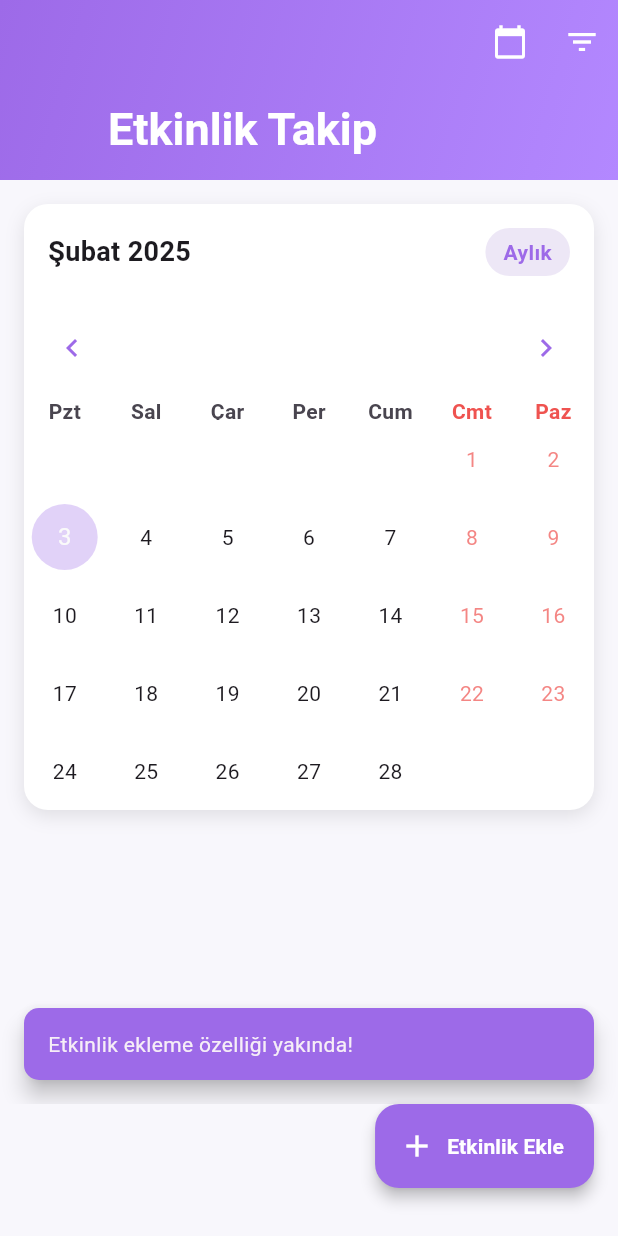
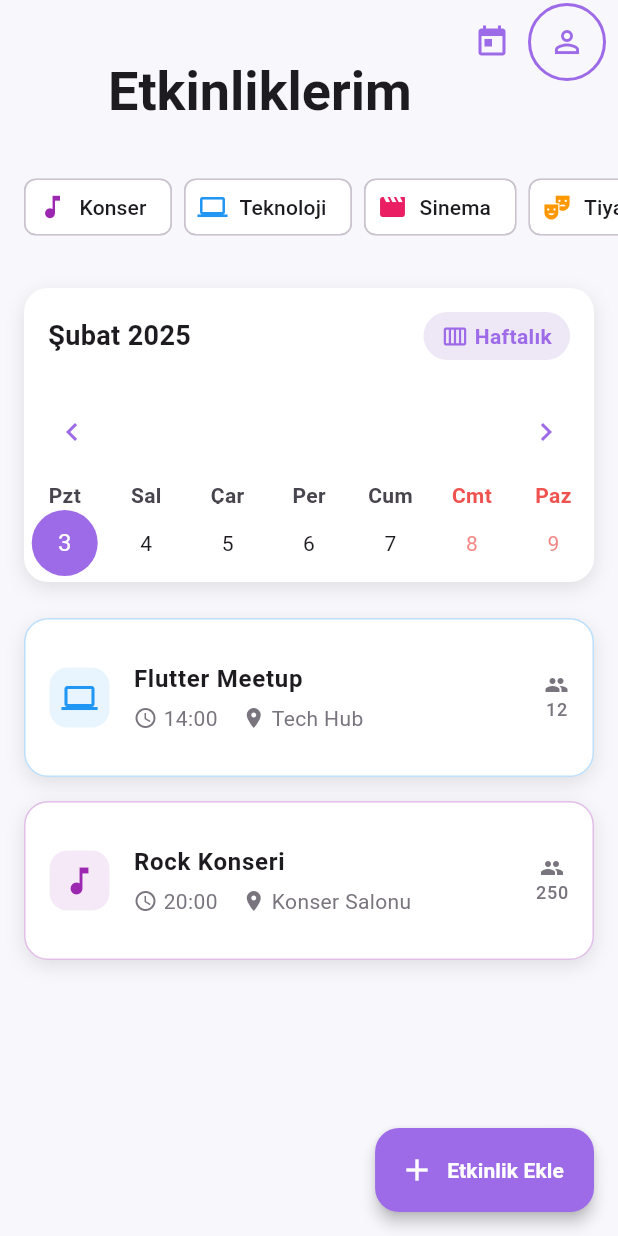
Before and after one commit to eyupece/event-track, a Flutter app: the screen it shows after launch, after a tap on "Etkinlik Ekle", on a phone screen of 412 x 824 dp. Run offline on Flutter 3.47's test engine with Material 3 defaults, Android fonts, the phone set to English and light mode, and no system bars; drawn by our look-alikes of table_calendar.

Commit message:
feat: Ana ekran tasarımı yenilendi
- Modern buzlu cam efektli AppBar eklendi
- Kategori filtreleme çipleri eklendi
- Takvim görünümü iyileştirildi
- Etkinlik kartları yeniden tasarlandı
- FAB animasyonu eklendi

```diff
--- a/lib/features/events/presentation/screens/home_screen.dart
+++ b/lib/features/events/presentation/screens/home_screen.dart
@@ -2,6 +2,7 @@ import 'package:flutter/material.dart';
 import 'package:table_calendar/table_calendar.dart';
 import '../../../../core/theme/app_colors.dart';
 import 'package:intl/intl.dart';
+import 'dart:ui';
 
 class HomeScreen extends StatefulWidget {
   const HomeScreen({super.key});
@@ -10,10 +11,45 @@ class HomeScreen extends StatefulWidget {
   State<HomeScreen> createState() => _HomeScreenState();
 }
 
-class _HomeScreenState extends State<HomeScreen> {
-  CalendarFormat _calendarFormat = CalendarFormat.month;
+class _HomeScreenState extends State<HomeScreen>
+    with SingleTickerProviderStateMixin {
+  CalendarFormat _calendarFormat = CalendarFormat.week;
   DateTime _focusedDay = DateTime.now();
   DateTime? _selectedDay;
+  late AnimationController _fabAnimationController;
+  String? _selectedCategory;
+
+  final List<Map<String, dynamic>> _categories = [
+    {'name': 'Konser', 'icon': Icons.music_note, 'color': AppColors.concert},
+    {
+      'name': 'Teknoloji',
+      'icon': Icons.computer,
+      'color': AppColors.technology
+    },
+    {'name': 'Sinema', 'icon': Icons.movie, 'color': AppColors.cinema},
+    {
+      'name': 'Tiyatro',
+      'icon': Icons.theater_comedy,
+      'color': AppColors.theatre
+    },
+    {'name': 'Spor', 'icon': Icons.sports_soccer, 'color': AppColors.sports},
+  ];
+
+  @override
+  void initState() {
+    super.initState();
+    _selectedDay = _focusedDay;
+    _fabAnimationController = AnimationController(
+      vsync: this,
+      duration: const Duration(milliseconds: 300),
+    );
+  }
+
+  @override
+  void dispose() {
+    _fabAnimationController.dispose();
+    super.dispose();
+  }
 
   @override
   Widget build(BuildContext context) {
@@ -21,54 +57,121 @@ class _HomeScreenState extends State<HomeScreen> {
       backgroundColor: AppColors.background,
       body: CustomScrollView(
         slivers: [
-          SliverAppBar(
-            expandedHeight: 120.0,
-            floating: false,
+          _buildAppBar(),
+          SliverToBoxAdapter(
+            child: Column(
+              children: [
+                _buildCategoryFilter(),
+                _buildCalendar(),
+                if (_selectedDay != null) _buildEventsList(),
+                const SizedBox(height: 80),
+              ],
+            ),
+          ),
+        ],
+      ),
+      floatingActionButton: _buildFAB(),
+    );
+  }
+
+  Widget _buildAppBar() {
+    return SliverAppBar(
+      expandedHeight: 100.0,
+      floating: true,
       pinned: true,
       elevation: 0,
-            backgroundColor: AppColors.primary,
-            flexibleSpace: FlexibleSpaceBar(
+      backgroundColor: Colors.transparent,
+      flexibleSpace: ClipRect(
+        child: BackdropFilter(
+          filter: ImageFilter.blur(sigmaX: 10, sigmaY: 10),
+          child: FlexibleSpaceBar(
             title: const Text(
-                'Etkinlik Takip',
+              'Etkinliklerim',
               style: TextStyle(
-                  color: Colors.white,
-                  fontSize: 20,
+                color: AppColors.text,
+                fontSize: 24,
                 fontWeight: FontWeight.bold,
               ),
             ),
             background: Container(
-                decoration: BoxDecoration(
-                  gradient: LinearGradient(
-                    begin: Alignment.topLeft,
-                    end: Alignment.bottomRight,
-                    colors: AppColors.primaryGradient,
+              color: AppColors.background.withOpacity(0.8),
             ),
           ),
         ),
       ),
       actions: [
         IconButton(
-                icon: const Icon(Icons.calendar_today, color: Colors.white),
+          icon: const Icon(Icons.today, color: AppColors.primary),
           onPressed: () {
             setState(() {
-                    _calendarFormat = _calendarFormat == CalendarFormat.month
-                        ? CalendarFormat.week
-                        : CalendarFormat.month;
+              _selectedDay = DateTime.now();
+              _focusedDay = DateTime.now();
             });
           },
         ),
-              IconButton(
-                icon: const Icon(Icons.filter_list, color: Colors.white),
+        Container(
+          margin: const EdgeInsets.only(right: 8),
+          decoration: BoxDecoration(
+            shape: BoxShape.circle,
+            border: Border.all(color: AppColors.primary, width: 2),
+          ),
+          child: IconButton(
+            icon: const Icon(Icons.person_outline, color: AppColors.primary),
             onPressed: () {
-                  // TODO: Filtreleme menüsünü göster
+              // TODO: Profil sayfasına yönlendir
             },
           ),
+        ),
       ],
+    );
+  }
+
+  Widget _buildCategoryFilter() {
+    return Container(
+      height: 60,
+      margin: const EdgeInsets.symmetric(vertical: 8),
+      child: ListView.builder(
+        scrollDirection: Axis.horizontal,
+        padding: const EdgeInsets.symmetric(horizontal: 16),
+        itemCount: _categories.length,
+        itemBuilder: (context, index) {
+          final category = _categories[index];
+          final isSelected = category['name'] == _selectedCategory;
+
+          return Padding(
+            padding: const EdgeInsets.only(right: 8),
+            child: FilterChip(
+              selected: isSelected,
+              showCheckmark: false,
+              avatar: Icon(
+                category['icon'] as IconData,
+                color: isSelected ? Colors.white : category['color'] as Color,
+                size: 20,
               ),
-          SliverToBoxAdapter(
-            child: Column(
-              children: [
-                Container(
+              label: Text(
+                category['name'] as String,
+                style: TextStyle(
+                  color: isSelected ? Colors.white : AppColors.text,
+                  fontWeight: FontWeight.w500,
+                ),
+              ),
+              backgroundColor: Colors.white,
+              selectedColor: category['color'] as Color,
+              onSelected: (selected) {
+                setState(() {
+                  _selectedCategory =
+                      selected ? category['name'] as String : null;
+                });
+              },
+            ),
+          );
+        },
+      ),
+    );
+  }
+
+  Widget _buildCalendar() {
+    return Container(
       margin: const EdgeInsets.all(16),
       decoration: BoxDecoration(
         color: AppColors.cardBackground,
@@ -89,15 +192,15 @@ class _HomeScreenState extends State<HomeScreen> {
               mainAxisAlignment: MainAxisAlignment.spaceBetween,
               children: [
                 Text(
-                              DateFormat('MMMM yyyy', 'tr_TR')
-                                  .format(_focusedDay),
+                  DateFormat('MMMM yyyy', 'tr_TR').format(_focusedDay),
                   style: const TextStyle(
                     color: AppColors.text,
                     fontSize: 18,
                     fontWeight: FontWeight.bold,
                   ),
                 ),
-                            Container(
+                AnimatedContainer(
+                  duration: const Duration(milliseconds: 300),
                   padding: const EdgeInsets.symmetric(
                     horizontal: 12,
                     vertical: 6,
@@ -106,7 +209,18 @@ class _HomeScreenState extends State<HomeScreen> {
                     color: AppColors.surfaceVariant,
                     borderRadius: BorderRadius.circular(20),
                   ),
-                              child: Text(
+                  child: Row(
+                    mainAxisSize: MainAxisSize.min,
+                    children: [
+                      Icon(
+                        _calendarFormat == CalendarFormat.month
+                            ? Icons.calendar_month
+                            : Icons.calendar_view_week,
+                        size: 18,
+                        color: AppColors.primary,
+                      ),
+                      const SizedBox(width: 4),
+                      Text(
                         _calendarFormat == CalendarFormat.month
                             ? 'Aylık'
                             : 'Haftalık',
@@ -114,6 +228,8 @@ class _HomeScreenState extends State<HomeScreen> {
                           color: AppColors.primary,
                           fontWeight: FontWeight.w600,
                         ),
+                      ),
+                    ],
                   ),
                 ),
               ],
@@ -126,9 +242,7 @@ class _HomeScreenState extends State<HomeScreen> {
             calendarFormat: _calendarFormat,
             startingDayOfWeek: StartingDayOfWeek.monday,
             locale: 'tr_TR',
-                        selectedDayPredicate: (day) {
-                          return isSameDay(_selectedDay, day);
-                        },
+            selectedDayPredicate: (day) => isSameDay(_selectedDay, day),
             onDaySelected: (selectedDay, focusedDay) {
               setState(() {
                 _selectedDay = selectedDay;
@@ -184,10 +298,53 @@ class _HomeScreenState extends State<HomeScreen> {
           ),
         ],
       ),
+    );
+  }
+
+  Widget _buildEventsList() {
+    // Örnek etkinlikler
+    final events = [
+      {
+        'title': 'Flutter Meetup',
+        'time': '14:00',
+        'location': 'Tech Hub',
+        'category': 'Teknoloji',
+        'participants': 12,
+      },
+      {
+        'title': 'Rock Konseri',
+        'time': '20:00',
+        'location': 'Konser Salonu',
+        'category': 'Konser',
+        'participants': 250,
+      },
+    ];
+
+    return Column(
+      children: events.map((event) => _buildEventCard(event)).toList(),
+    );
+  }
+
+  Widget _buildEventCard(Map<String, dynamic> event) {
+    final category = _categories.firstWhere(
+      (c) => c['name'] == event['category'],
+      orElse: () => _categories[0],
+    );
+
+    return Dismissible(
+      key: Key(event['title']),
+      background: Container(
+        color: AppColors.error,
+        alignment: Alignment.centerRight,
+        padding: const EdgeInsets.only(right: 20),
+        child: const Icon(Icons.delete, color: Colors.white),
       ),
-                if (_selectedDay != null)
-                  Container(
-                    margin: const EdgeInsets.symmetric(horizontal: 16),
+      direction: DismissDirection.endToStart,
+      onDismissed: (direction) {
+        // TODO: Etkinliği sil
+      },
+      child: Container(
+        margin: const EdgeInsets.symmetric(horizontal: 16, vertical: 8),
         decoration: BoxDecoration(
           color: AppColors.cardBackground,
           borderRadius: BorderRadius.circular(16),
@@ -198,41 +355,59 @@ class _HomeScreenState extends State<HomeScreen> {
               offset: const Offset(0, 4),
             ),
           ],
+          border: Border.all(
+            color: (category['color'] as Color).withOpacity(0.3),
+            width: 1,
           ),
-                    child: Column(
+        ),
+        child: ListTile(
+          contentPadding: const EdgeInsets.all(16),
+          leading: Container(
+            padding: const EdgeInsets.all(8),
+            decoration: BoxDecoration(
+              color: (category['color'] as Color).withOpacity(0.1),
+              borderRadius: BorderRadius.circular(12),
+            ),
+            child: Icon(
+              category['icon'] as IconData,
+              color: category['color'] as Color,
+            ),
+          ),
+          title: Text(
+            event['title'],
+            style: const TextStyle(
+              fontWeight: FontWeight.bold,
+              fontSize: 16,
+            ),
+          ),
+          subtitle: Column(
             crossAxisAlignment: CrossAxisAlignment.start,
             children: [
-                        Padding(
-                          padding: const EdgeInsets.all(16.0),
-                          child: Row(
+              const SizedBox(height: 4),
+              Row(
                 children: [
-                              Container(
-                                padding: const EdgeInsets.all(8),
-                                decoration: BoxDecoration(
-                                  color: AppColors.surfaceVariant,
-                                  borderRadius: BorderRadius.circular(12),
+                  const Icon(
+                    Icons.access_time,
+                    size: 16,
+                    color: AppColors.textLight,
                   ),
-                                child: const Icon(
-                                  Icons.event,
-                                  color: AppColors.primary,
+                  const SizedBox(width: 4),
+                  Text(
+                    event['time'],
+                    style: const TextStyle(
+                      color: AppColors.textLight,
                     ),
                   ),
-                              const SizedBox(width: 12),
-                              Column(
-                                crossAxisAlignment: CrossAxisAlignment.start,
-                                children: [
+                  const SizedBox(width: 16),
+                  const Icon(
+                    Icons.location_on,
+                    size: 16,
+                    color: AppColors.textLight,
+                  ),
+                  const SizedBox(width: 4),
                   Text(
-                                    DateFormat('d MMMM yyyy', 'tr_TR')
-                                        .format(_selectedDay!),
+                    event['location'],
                     style: const TextStyle(
-                                      fontSize: 16,
-                                      fontWeight: FontWeight.bold,
-                                      color: AppColors.text,
-                                    ),
-                                  ),
-                                  const Text(
-                                    'Bu tarihte henüz etkinlik yok',
-                                    style: TextStyle(
                       color: AppColors.textLight,
                     ),
                   ),
@@ -240,32 +415,33 @@ class _HomeScreenState extends State<HomeScreen> {
               ),
             ],
           ),
+          trailing: Column(
+            mainAxisAlignment: MainAxisAlignment.center,
+            children: [
+              const Icon(
+                Icons.people,
+                size: 16,
+                color: AppColors.textLight,
+              ),
+              Text(
+                event['participants'].toString(),
+                style: const TextStyle(
+                  color: AppColors.textLight,
+                  fontSize: 12,
+                ),
               ),
             ],
           ),
         ),
-                const SizedBox(height: 80), // FAB için boşluk
-              ],
-            ),
-          ),
-        ],
-      ),
-      floatingActionButton: Container(
-        margin: const EdgeInsets.only(bottom: 16),
-        child: FloatingActionButton.extended(
-          onPressed: () {
-            ScaffoldMessenger.of(context).showSnackBar(
-              SnackBar(
-                content: const Text('Etkinlik ekleme özelliği yakında!'),
-                duration: const Duration(seconds: 2),
-                behavior: SnackBarBehavior.floating,
-                backgroundColor: AppColors.primary,
-                shape: RoundedRectangleBorder(
-                  borderRadius: BorderRadius.circular(10),
-                ),
-                margin: const EdgeInsets.all(16),
       ),
     );
+  }
+
+  Widget _buildFAB() {
+    return FloatingActionButton.extended(
+      onPressed: () {
+        _fabAnimationController.forward(from: 0);
+        // TODO: Etkinlik ekleme sayfasına yönlendir
       },
       backgroundColor: AppColors.primary,
       elevation: 4,
@@ -277,8 +453,6 @@ class _HomeScreenState extends State<HomeScreen> {
           fontWeight: FontWeight.bold,
         ),
       ),
-        ),
-      ),
     );
   }
 }
```
Lines whose indentation alone changed are shown as unchanged.
